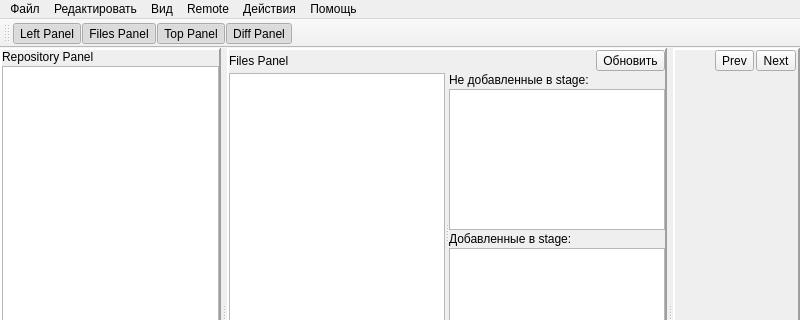
First picture: the form in commit_craft_app/mainwindow.ui, repository CJayM/CommitCraft, before the edit; both pictures show x 0 to 800 and y 0 to 320 of the 800 by 600 pixel window.
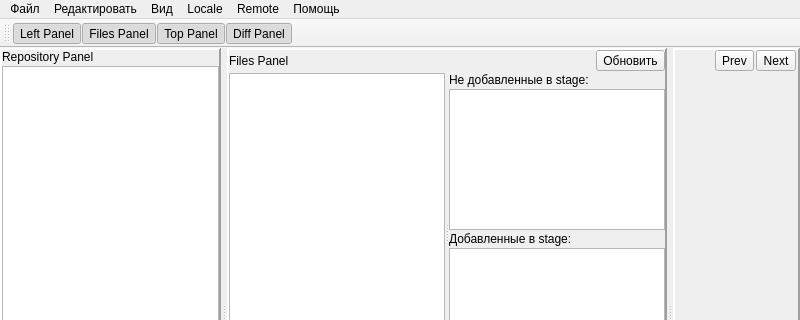
Second picture: the form after the edit. Icons and pictures are not drawn. Custom widgets are drawn as their Qt base class.

Commit message: Переименован пункт меню "Действия" в "Locale"

The edit to the form file:
```diff
--- a/commit_craft_app/mainwindow.ui
+++ b/commit_craft_app/mainwindow.ui
@@ -643,7 +643,7 @@
    </widget>
    <widget class="QMenu" name="menu">
     <property name="title">
-     <string>Действия</string>
+     <string>Locale</string>
     </property>
     <addaction name="actionRefresh"/>
     <addaction name="actionCommit"/>
@@ -680,8 +680,8 @@
    <addaction name="menuFile"/>
    <addaction name="menuEdit"/>
    <addaction name="menuView"/>
-   <addaction name="menuRemote"/>
    <addaction name="menu"/>
+   <addaction name="menuRemote"/>
    <addaction name="menuHelp"/>
   </widget>
   <widget class="QToolBar" name="toolBar">
```
